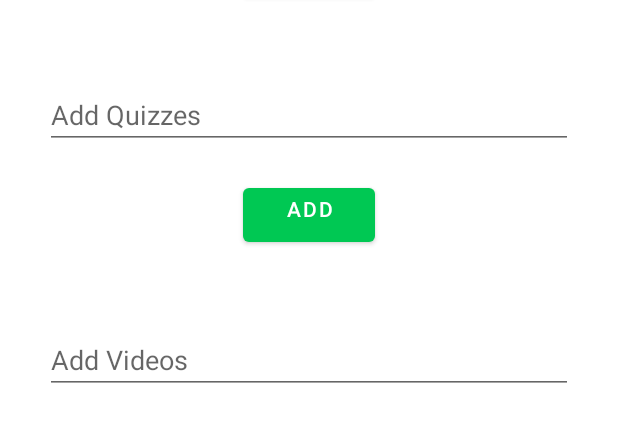
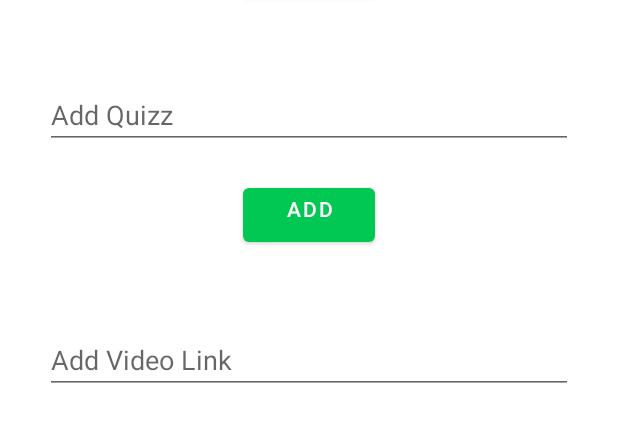
Before and after one commit to IndiaCFG3/team-4, an Android app: the layout activity_add_resources.xml on its own in the app's theme, with its tools: preview values and no code run, on a phone screen of 412 x 824 dp. Shown: the part 284-715 px from the top of the screen. Run offline under Robolectric (Android 15) with nearby library versions, the phone set to English and light mode, and no system bars.

Commit message:
added teacher upload layout and addResources class

```diff
--- a/Educate/app/src/main/AndroidManifest.xml
+++ b/Educate/app/src/main/AndroidManifest.xml
@@ -9,7 +9,8 @@
         android:roundIcon="@mipmap/ic_launcher_round"
         android:supportsRtl="true"
         android:theme="@style/AppTheme">
-        <activity android:name=".activities.OnBoardingActivity"></activity>
+        <activity android:name=".activities.AddResources"></activity>
+        <activity android:name=".activities.OnBoardingActivity" />
         <activity android:name=".activities.EditProfile" />
         <activity android:name=".activities.ProfileActivity" />
         <activity android:name=".activities.MainActivity2" />
--- a/Educate/app/src/main/res/layout/teacher_add.xml
+++ b/Educate/app/src/main/res/layout/activity_add_resources.xml
@@ -7,12 +7,14 @@
     android:padding="30dp">
 
     <EditText
+        android:id="@+id/eaddmaterial"
         android:layout_marginTop="50dp"
         android:layout_marginBottom="20dp"
         android:layout_width="match_parent"
         android:layout_height="wrap_content"
         android:hint="Add course Material"/>
     <Button
+        android:id="@+id/addmaterial"
         android:layout_marginBottom="50dp"
         android:layout_width="wrap_content"
         android:layout_height="wrap_content"
@@ -20,23 +22,28 @@
         android:layout_gravity="center"
         android:text="ADD"/>
     <EditText
+        android:id="@+id/eaddquiz"
         android:layout_marginBottom="20dp"
         android:layout_width="match_parent"
         android:layout_height="wrap_content"
-        android:hint="Add Quizzes"/>
+        android:hint="Add Quizz"/>
     <Button
+        android:id="@+id/addquiz"
         android:layout_marginBottom="50dp"
         android:layout_width="wrap_content"
         android:layout_height="wrap_content"
         android:gravity="center_horizontal"
         android:layout_gravity="center"
         android:text="ADD"/>
+
     <EditText
+        android:id="@+id/eaddvideos"
         android:layout_marginBottom="20dp"
         android:layout_width="match_parent"
         android:layout_height="wrap_content"
-        android:hint="Add Videos"/>
+        android:hint="Add Video Link"/>
     <Button
+        android:id="@+id/addvideos"
         android:layout_width="wrap_content"
         android:layout_height="wrap_content"
         android:gravity="center_horizontal"
```
Also changed, not shown: Educate/app/src/main/java/com/dev5151/educate/activities/AddResources.java (added, +119 -0 lines).
